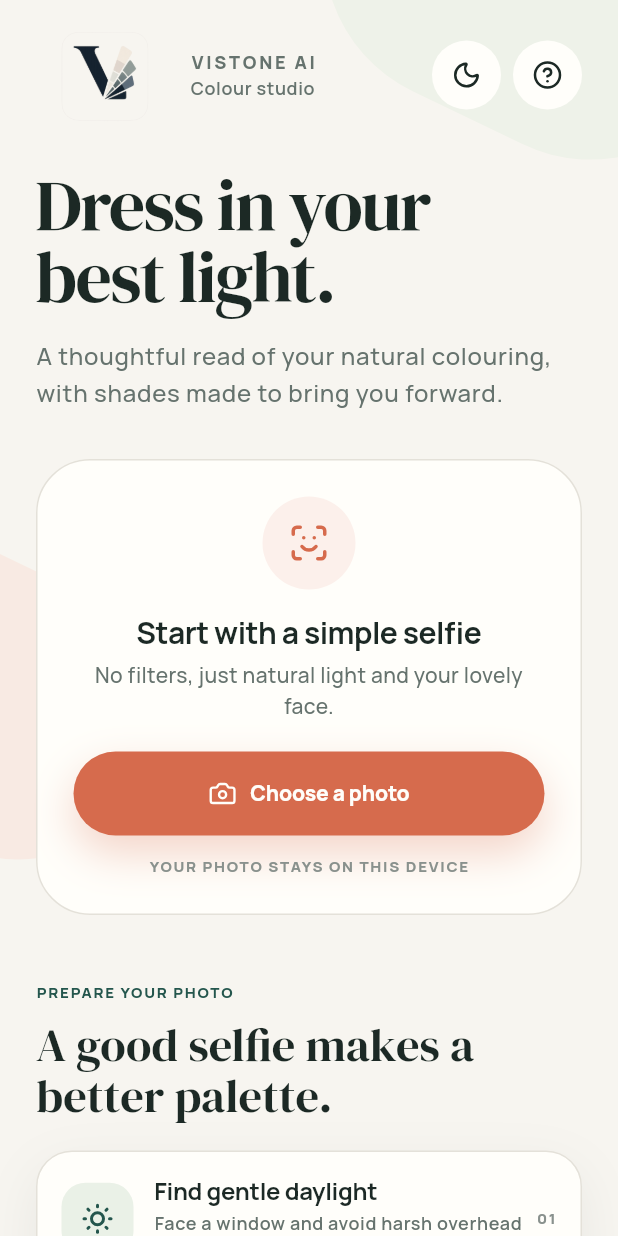
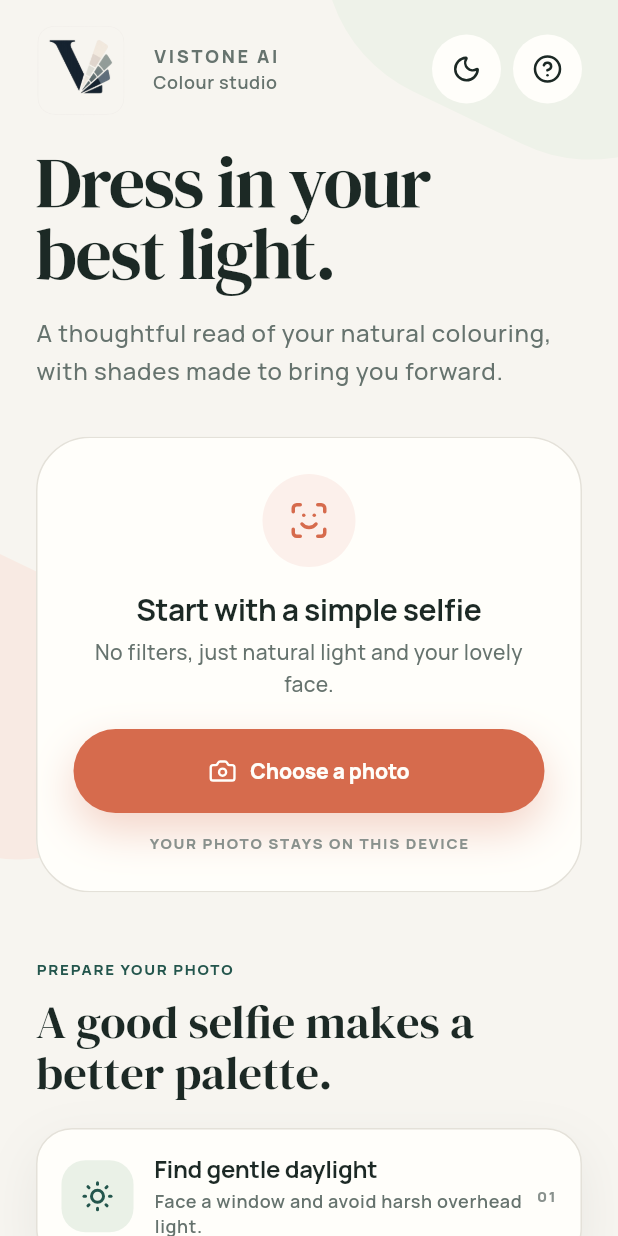
Before and after one commit to karanks6/vistone_flutter, a Flutter app: the screen it shows after launch, on a phone screen of 412 x 824 dp. Run offline on Flutter 3.47's test engine with Material 3 defaults, Android fonts, the phone set to English and light mode, and no system bars; drawn by our look-alikes of flutter_animate; our stand-ins replace flutter_riverpod, go_router, google_fonts, image_picker, lucide_icons, shared_preferences; missing offline and left inert: clipboard, google_mlkit_face_mesh_detection.

Commit message:
style: shift logo and title to the left

```diff
--- a/lib/screens/home_screen.dart
+++ b/lib/screens/home_screen.dart
@@ -31,7 +31,7 @@ class HomeScreen extends ConsumerWidget {
             physics: const BouncingScrollPhysics(),
             slivers: [
               SliverPadding(
-                padding: const EdgeInsets.fromLTRB(24, 4, 24, 36),
+                padding: const EdgeInsets.fromLTRB(24, 0, 24, 32),
                 sliver: SliverList(
                   delegate: SliverChildListDelegate.fixed([
                     _TopBar(
@@ -39,7 +39,7 @@ class HomeScreen extends ConsumerWidget {
                       onThemeTap: () => ref.read(themeProvider.notifier).toggleTheme(),
                       onGuideTap: () => context.push('/about'),
                     ),
-                    const SizedBox(height: 16),
+                    const SizedBox(height: 5),
                     _Hero(theme: theme),
                     const SizedBox(height: AppSpacing.xxxl),
                     _UploadPanel(onTap: () => _showUploadOptions(context))
@@ -86,11 +86,16 @@ class _TopBar extends StatelessWidget {
   Widget build(BuildContext context) {
     return Row(
       children: [
+        Transform.translate(
+          offset: const Offset(-16, 0),
+          child: Row(
+            mainAxisSize: MainAxisSize.min,
+            children: [
               ClipRRect(
                 borderRadius: BorderRadius.circular(5),
                 child: Image.asset('assets/icon/vistone_logo.png', width: 92, height: 92, fit: BoxFit.cover),
               ),
-        const SizedBox(width: 11),
+              const SizedBox(width: 2),
               Column(
                 crossAxisAlignment: CrossAxisAlignment.start,
                 children: [
@@ -98,6 +103,9 @@ class _TopBar extends StatelessWidget {
                   const SizedBox(height: 1),
                   Text('Colour studio', style: Theme.of(context).textTheme.bodySmall),
                 ],
+              ),
+            ],
+          ),
         ),
         const Spacer(),
         AppIconButton(
```
Lines whose indentation alone changed are shown as unchanged.
